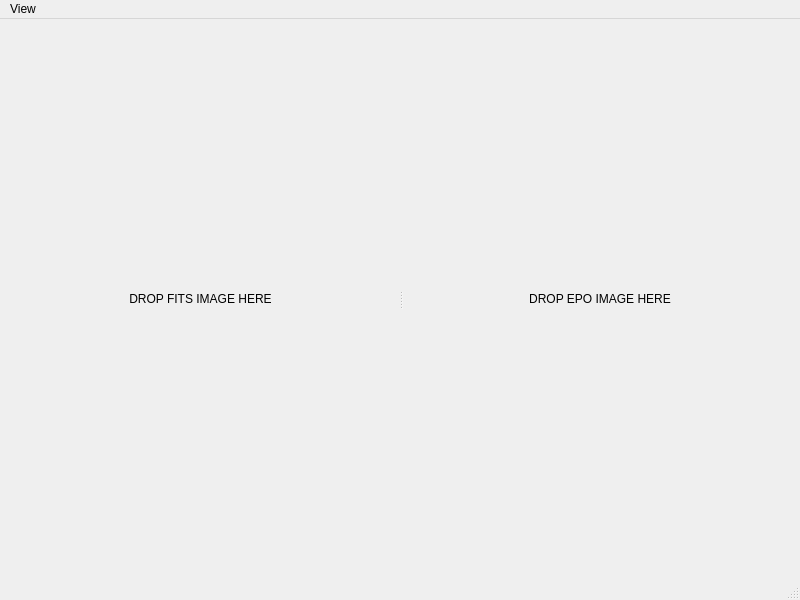
Before: the Qt Designer form gui/PinpointWCS.ui in kapadia/PinpointWCS, drawn with Qt 5.
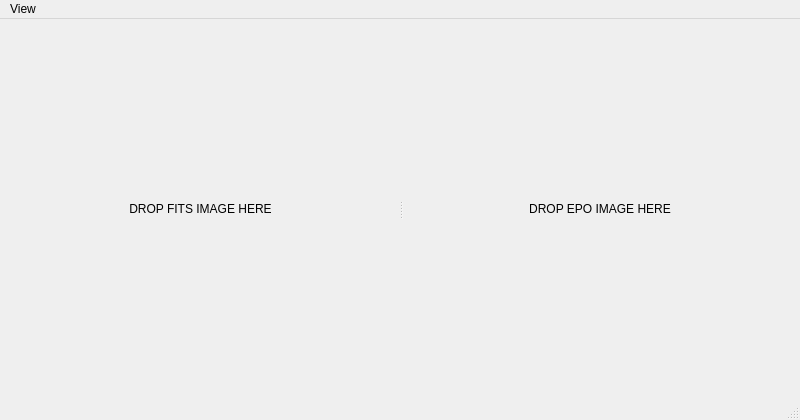
After: the same form once the commit is applied. Custom widgets are drawn as their Qt base class.

Commit message: Dynamically adjusting font size for WcsPanel.

The edit to the form file:
```diff
--- a/gui/PinpointWCS.ui
+++ b/gui/PinpointWCS.ui
@@ -8,9 +8,15 @@
     <x>0</x>
     <y>0</y>
     <width>800</width>
-    <height>600</height>
+    <height>420</height>
    </rect>
   </property>
+  <property name="minimumSize">
+   <size>
+    <width>800</width>
+    <height>420</height>
+   </size>
+  </property>
   <property name="windowTitle">
    <string>MainWindow</string>
   </property>
```
Left out of the diff: 5 changed lines with no effect on the pictures. The commit also changes 1 other file.
